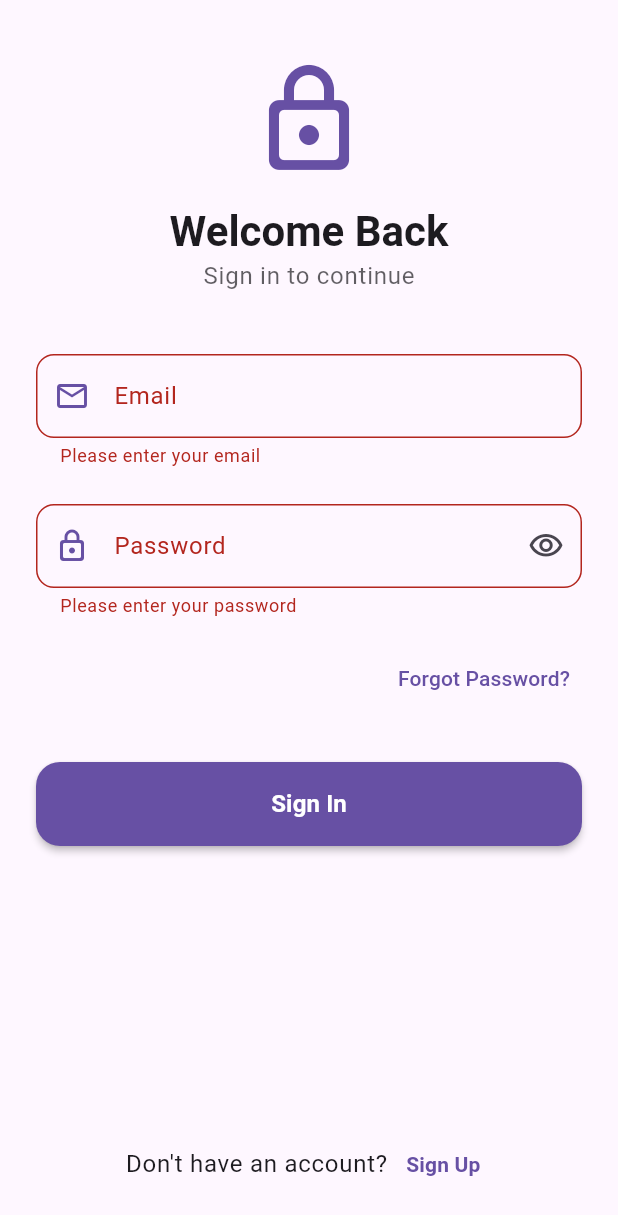
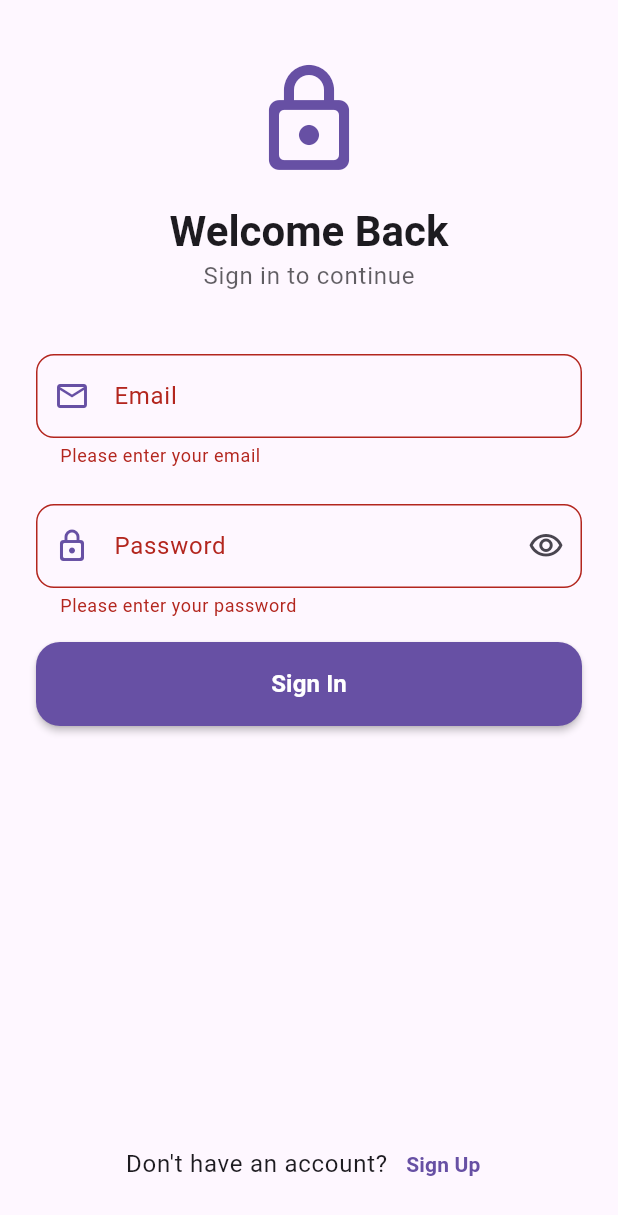
Before and after one commit to ganeswar-velvadapu/env, a Flutter app: the screen it shows after launch, after a tap on "Sign In", on a phone screen of 412 x 824 dp. Shown: the top 1215 px of the screen. Run offline on Flutter 3.47's test engine with Material 3 defaults, Android fonts, the phone set to English and light mode, and no system bars; our stand-ins replace dio, flutter_secure_storage, go_router; accounts and stored records are empty.

Commit message:
login screen

```diff
--- a/frontend/lib/screens/login_screen.dart
+++ b/frontend/lib/screens/login_screen.dart
@@ -66,7 +66,6 @@ class _LoginScreenState extends State<LoginScreen> with SingleTickerProviderStat
         await storage.write(key: 'token', value: user.token);
 
         if (mounted) {
-          // Show success message from server
           ScaffoldMessenger.of(context).showSnackBar(
             SnackBar(
               content: Text(response.data['message'] ?? 'Login successful'),
@@ -87,7 +86,6 @@ class _LoginScreenState extends State<LoginScreen> with SingleTickerProviderStat
       }
     } catch (e) {
       if (mounted) {
-        // Display server error message
         String errorMessage;
         if (e is Exception) {
           final message = e.toString();
@@ -101,6 +99,7 @@ class _LoginScreenState extends State<LoginScreen> with SingleTickerProviderStat
         }
 
         _showMessage(errorMessage, isError: true);
+        print(errorMessage);
       }
     } finally {
       if (mounted) {
@@ -151,13 +150,13 @@ class _LoginScreenState extends State<LoginScreen> with SingleTickerProviderStat
                     'Welcome Back',
                     style: theme.textTheme.headlineMedium?.copyWith(
                       fontWeight: FontWeight.bold,
-                      color: theme.colorScheme.onBackground,
+                      color: theme.colorScheme.onSurface,
                     ),
                   ),
                   Text(
                     'Sign in to continue',
                     style: theme.textTheme.bodyLarge?.copyWith(
-                      color: theme.colorScheme.onBackground.withOpacity(0.7),
+                      color: theme.colorScheme.onSurface.withOpacity(0.7),
                     ),
                   ),
                   const SizedBox(height: 40),
@@ -251,22 +250,7 @@ class _LoginScreenState extends State<LoginScreen> with SingleTickerProviderStat
                           ),
                         ),
                         const SizedBox(height: 16),
-                        // Forgot password
-                        Align(
-                          alignment: Alignment.centerRight,
-                          child: TextButton(
-                            onPressed: () {
-                              // Add forgot password navigation
-                              context.go('/forgot-password');
-                            },
-                            style: TextButton.styleFrom(
-                              foregroundColor: theme.colorScheme.primary,
-                              padding: const EdgeInsets.symmetric(horizontal: 8),
-                            ),
-                            child: const Text('Forgot Password?'),
-                          ),
-                        ),
-                        const SizedBox(height: 32),
+
                         // Login button
                         SizedBox(
                           width: double.infinity,
```
